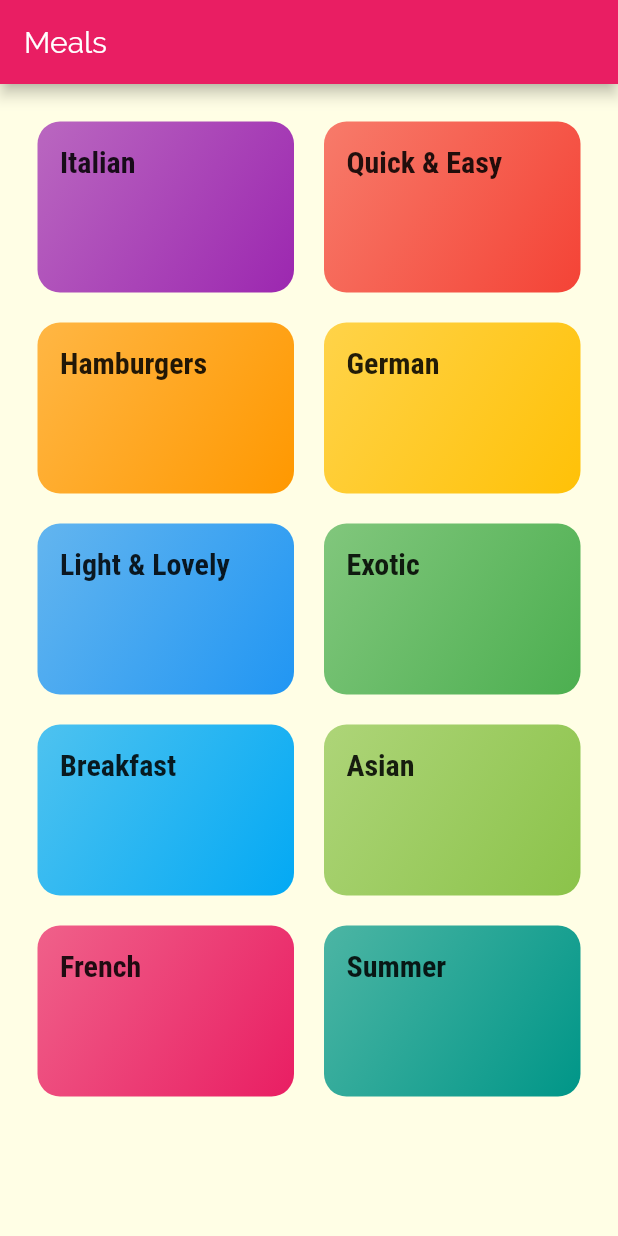
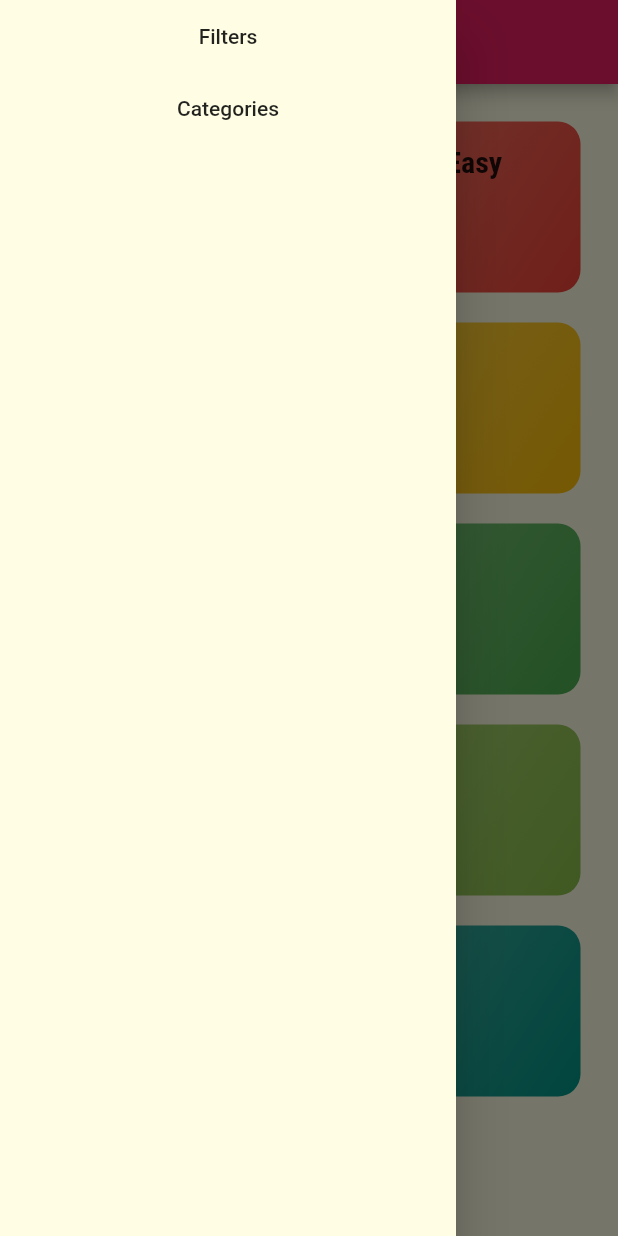
Before and after one commit to kmvbatista/meals-flutter-app, a Flutter app: the screen it shows after launch, with the side drawer open (before the commit the screen has no drawer), on a phone screen of 412 x 824 dp. Run offline on Flutter 3.47's test engine with Material 2 defaults, Android fonts, the phone set to English and light mode, and no system bars.

Commit message:
feature/adding filter switches

```diff
--- a/lib/main.dart
+++ b/lib/main.dart
@@ -1,4 +1,5 @@
 import 'package:flutter/material.dart';
+import 'package:meals/pages/Filters.dart';
 import 'package:meals/pages/categories.dart';
 import 'package:meals/pages/category_meals.dart';
 import 'package:meals/pages/meal_detail.dart';
@@ -32,6 +33,8 @@ class MyApp extends StatelessWidget {
       routes: {
         CategoryMeals.route: (ctx) => CategoryMeals(),
         MealDetail.route: (ctx) => MealDetail(),
+        Filters.route: (ctx) => Filters(),
+        CategoriesScreen.route: (ctx) => CategoriesScreen(),
       },
     );
   }
--- a/lib/pages/categories.dart
+++ b/lib/pages/categories.dart
@@ -1,13 +1,16 @@
 import 'package:flutter/material.dart';
 import 'package:meals/widgets/category_item.dart';
+import 'package:meals/widgets/menu.dart';
 
 import '../utils/dummy_data.dart';
 
 class CategoriesScreen extends StatelessWidget {
+  static String route = '/categories';
   @override
   Widget build(BuildContext context) {
     return Scaffold(
       appBar: AppBar(title: const Text('Meals')),
+      drawer: Menu(),
       body: GridView(
         padding: const EdgeInsets.all(25),
         children: DUMMY_CATEGORIES
--- /dev/null
+++ b/lib/widgets/menu.dart
@@ -0,0 +1,25 @@
+import 'package:flutter/material.dart';
+import 'package:meals/pages/Filters.dart';
+import 'package:meals/pages/categories.dart';
+
+class Menu extends StatelessWidget {
+  @override
+  Widget build(BuildContext context) {
+    return Drawer(
+      child: Container(
+        child: ListView(
+          children: <Widget>[
+            FlatButton(
+                onPressed: () =>
+                    Navigator.popAndPushNamed(context, Filters.route),
+                child: Text('Filters')),
+            FlatButton(
+                onPressed: () =>
+                    Navigator.popAndPushNamed(context, CategoriesScreen.route),
+                child: Text('Categories')),
+          ],
+        ),
+      ),
+    );
+  }
+}
```
Also changed, not shown: lib/pages/Filters.dart (added, +68 -0 lines).
